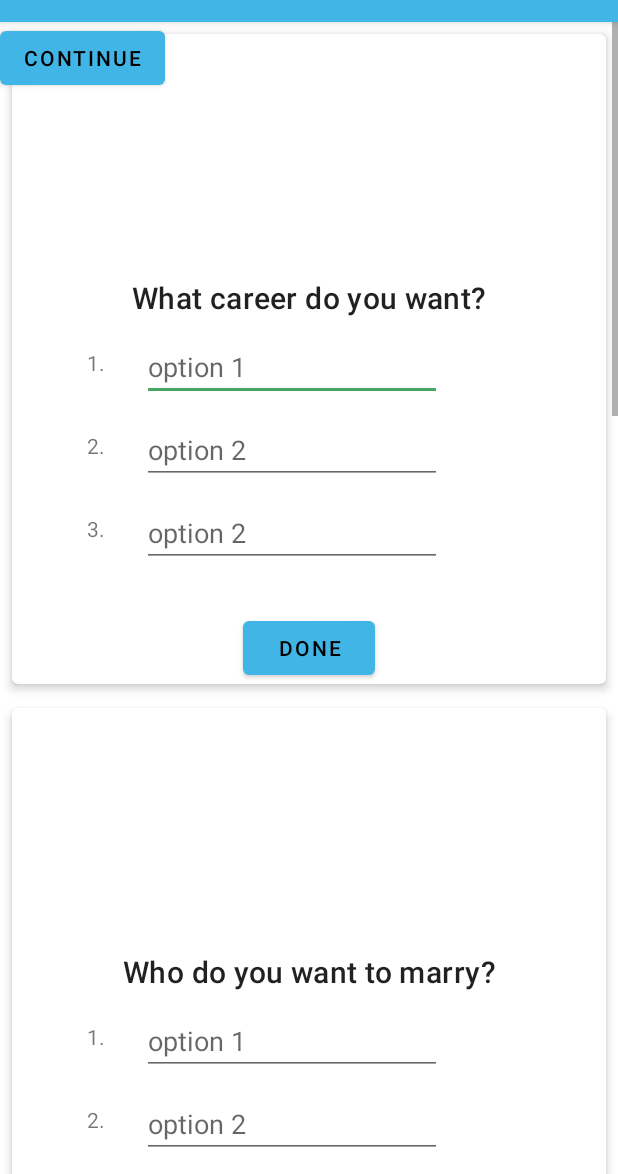
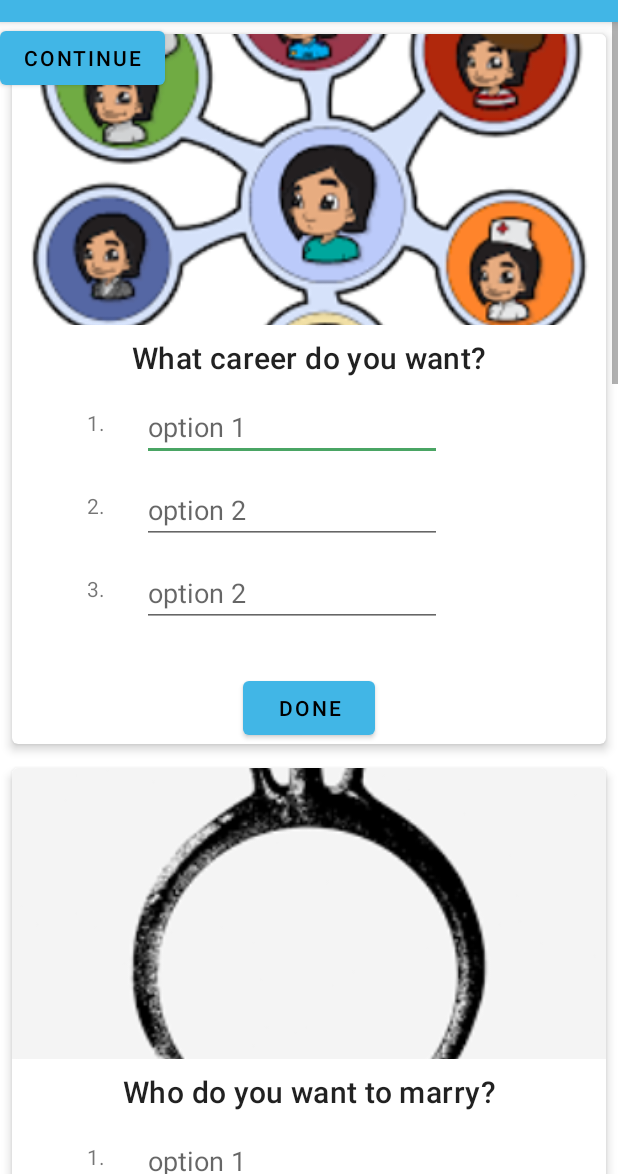
Before and after one commit to rahulpalla/StudioLife, an Android app: the EntryFormActivity screen opened directly, with no data from a screen before it, on a phone screen of 412 x 824 dp, the part 62-1236 px from its top. Run offline under Robolectric (Android 15) with nearby library versions, the phone set to English and light mode, and no system bars.

Commit message:
images in app

```diff
--- a/app/src/main/java/com/example/studiolife/adapter/QuestionCardAdapter.kt
+++ b/app/src/main/java/com/example/studiolife/adapter/QuestionCardAdapter.kt
@@ -27,7 +27,7 @@ class QuestionCardAdapter (
      */
     class QuestionCardViewHolder(view: View?): RecyclerView.ViewHolder(view!!) {
         // Declare and initialize all of the list item UI components
-//        val qImage: ImageView? = view!!.findViewById(R.id.dog_image)
+        val qImage: ImageView? = view!!.findViewById(R.id.question_image)
         val questionText: TextView? = view!!.findViewById(R.id.question);
         var input1Text: EditText? = view!!.findViewById(R.id.input1_text)
         var input2Text: EditText? = view!!.findViewById(R.id.input2_text)
@@ -53,6 +53,8 @@ class QuestionCardAdapter (
         // Get the data at the current position
         val data = qList[position]
         holder.questionText?.text = data.question
+
+        holder.qImage?.setImageResource(data.imageResourceId)
 
         holder.input1Text?.addTextChangedListener(object: TextWatcher{
             override fun afterTextChanged(s: Editable?) {
--- a/app/src/main/res/layout/entry_form.xml
+++ b/app/src/main/res/layout/entry_form.xml
@@ -15,7 +15,7 @@
         <ImageView
             android:id="@+id/question_image"
             android:layout_width="match_parent"
-            android:layout_height="154dp"
+            android:layout_height="194dp"
             android:scaleType="centerCrop"
             app:layout_constraintTop_toTopOf="parent"/>
 
```
